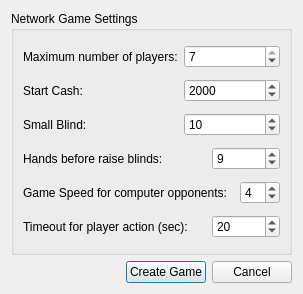
Qt form src/gui/qt/createnetworkgamedialog.ui (pokerth/pokerth) before a commit.
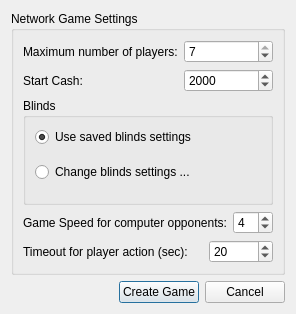
The same form after that commit.

Commit message: add changecompleteblindsdialog for start-dialogs to change new blinds-settings

```diff
--- a/src/gui/qt/createnetworkgamedialog.ui
+++ b/src/gui/qt/createnetworkgamedialog.ui
@@ -5,8 +5,8 @@
    <rect>
     <x>0</x>
     <y>0</y>
-    <width>303</width>
-    <height>294</height>
+    <width>277</width>
+    <height>314</height>
    </rect>
   </property>
   <property name="windowTitle" >
@@ -19,6 +19,9 @@
       <string>Network Game Settings</string>
      </property>
      <layout class="QGridLayout" >
+      <property name="topMargin" >
+       <number>9</number>
+      </property>
       <item row="0" column="0" >
        <widget class="QLabel" name="label" >
         <property name="text" >
@@ -59,51 +62,43 @@
         </property>
        </widget>
       </item>
-      <item row="2" column="0" >
-       <widget class="QLabel" name="label_3" >
-        <property name="text" >
-         <string>Small Blind:</string>
+      <item row="2" column="0" colspan="4" >
+       <widget class="QGroupBox" name="groupBox_2" >
+        <property name="title" >
+         <string>Blinds</string>
         </property>
-       </widget>
-      </item>
-      <item row="2" column="1" colspan="3" >
-       <widget class="QSpinBox" name="spinBox_smallBlind" >
-        <property name="minimum" >
-         <number>5</number>
-        </property>
-        <property name="maximum" >
-         <number>500</number>
-        </property>
-        <property name="value" >
-         <number>10</number>
+        <layout class="QGridLayout" >
+         <property name="topMargin" >
+          <number>0</number>
+         </property>
+         <item row="0" column="0" >
+          <widget class="QRadioButton" name="radioButton_useSavedBlindsSettings" >
+           <property name="text" >
+            <string>Use saved blinds settings</string>
+           </property>
+           <property name="checked" >
+            <bool>true</bool>
         </property>
        </widget>
       </item>
-      <item row="3" column="0" colspan="2" >
-       <widget class="QLabel" name="label_4" >
+         <item row="1" column="0" >
+          <widget class="QRadioButton" name="radioButton_changeBlindsSettings" >
         <property name="text" >
-         <string>Hands before raise blinds:</string>
+            <string>Change blinds settings ...</string>
         </property>
        </widget>
       </item>
-      <item row="3" column="2" colspan="2" >
-       <widget class="QSpinBox" name="spinBox_handsBeforeRaiseSmallBlind" >
-        <property name="minimum" >
-         <number>1</number>
-        </property>
-        <property name="value" >
-         <number>9</number>
-        </property>
+        </layout>
        </widget>
       </item>
-      <item row="4" column="0" colspan="3" >
+      <item row="3" column="0" colspan="3" >
        <widget class="QLabel" name="label_5" >
         <property name="text" >
          <string>Game Speed for computer opponents:</string>
         </property>
        </widget>
       </item>
-      <item row="4" column="3" >
+      <item row="3" column="3" >
        <widget class="QSpinBox" name="spinBox_gameSpeed" >
         <property name="minimum" >
          <number>1</number>
@@ -116,14 +111,14 @@
         </property>
        </widget>
       </item>
-      <item row="5" column="0" colspan="2" >
+      <item row="4" column="0" colspan="2" >
        <widget class="QLabel" name="label_6" >
         <property name="text" >
          <string>Timeout for player action (sec):</string>
         </property>
        </widget>
       </item>
-      <item row="5" column="2" colspan="2" >
+      <item row="4" column="2" colspan="2" >
        <widget class="QSpinBox" name="spinBox_netTimeOutPlayerAction" >
         <property name="minimum" >
          <number>5</number>
```
Left out of the diff: 2 changed lines with no effect on the pictures. Lines whose indentation alone changed are shown as unchanged. The commit also changes 15 other files.
